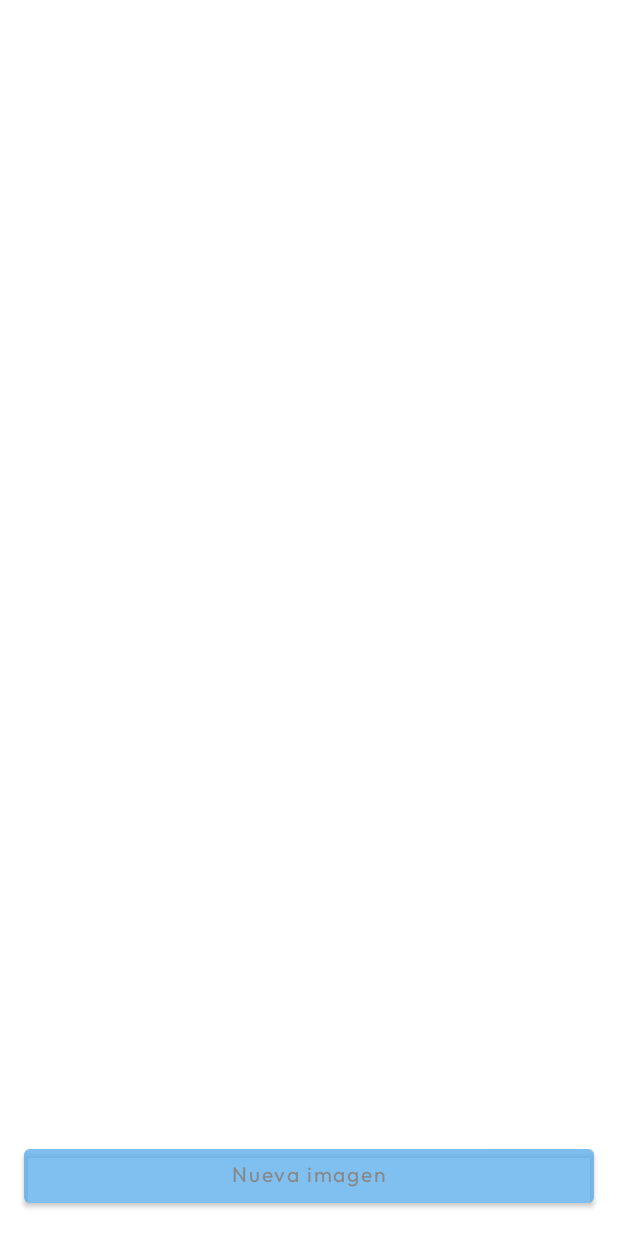
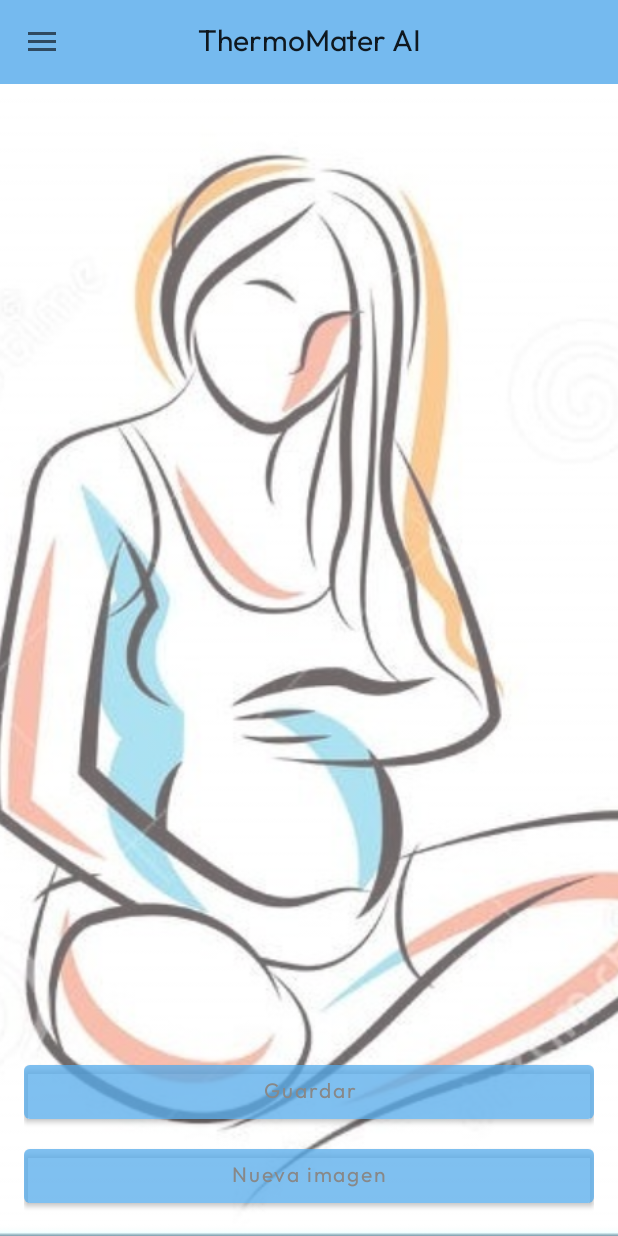
Before and after one commit to fcastanoe/App-Mamitas, an Android app: the PlotActivity screen opened directly, with no data from a screen before it, on a phone screen of 412 x 824 dp. Run offline under Robolectric (Android 15) with nearby library versions, the light colour scheme and no system bars; libraries missing offline, so code that uses them is left out: com.chaquo.python.

Commit message:
Improved Plot Activity display
The Toolbar and slider menu have been added to the temperature display activity. A background image and an additional save button have also been added, which redirects to FormularioActivity.kt.

```diff
--- a/app/src/main/java/com/GCPDS/mamitas/PlotActivity.kt
+++ b/app/src/main/java/com/GCPDS/mamitas/PlotActivity.kt
@@ -1,9 +1,10 @@
 package com.GCPDS.mamitas
 
 import android.content.Context
+import android.content.Intent
 import android.os.Bundle
+import android.view.MenuItem
 import android.widget.Button
-import androidx.activity.enableEdgeToEdge
 import androidx.appcompat.app.AppCompatActivity
 import com.bumptech.glide.Glide
 import com.chaquo.python.Python
@@ -12,41 +13,57 @@ import java.io.File
 import android.widget.ImageView
 import android.widget.LinearLayout
 import android.widget.TextView
+import androidx.appcompat.app.ActionBarDrawerToggle
+import androidx.core.view.WindowCompat
+import androidx.drawerlayout.widget.DrawerLayout
 import com.bumptech.glide.load.engine.DiskCacheStrategy
 import com.bumptech.glide.request.RequestOptions
+import com.google.android.material.appbar.MaterialToolbar
+import com.google.android.material.navigation.NavigationView
 import org.json.JSONObject
 import java.io.FileOutputStream
 
-class PlotActivity : AppCompatActivity() {
+class PlotActivity : AppCompatActivity(), NavigationView.OnNavigationItemSelectedListener {
+
+    private lateinit var toggle: ActionBarDrawerToggle
+
     override fun onCreate(savedInstanceState: Bundle?) {
         super.onCreate(savedInstanceState)
         setContentView(R.layout.activity_plot)
-        enableEdgeToEdge()
 
-        val ivSeg    = findViewById<ImageView>(R.id.imgSegOverlay)
+        // 1) Toolbar + Drawer
+        val toolbar = findViewById<MaterialToolbar>(R.id.toolbar)
+        setSupportActionBar(toolbar)
+        val drawer = findViewById<DrawerLayout>(R.id.drawer_layout)
+        val navView = findViewById<NavigationView>(R.id.nav_view)
+        toggle = ActionBarDrawerToggle(
+            this, drawer, toolbar,
+            R.string.navigation_drawer_open,
+            R.string.navigation_drawer_close
+        )
+        drawer.addDrawerListener(toggle)
+        toggle.syncState()
+        navView.setNavigationItemSelectedListener(this)
+
+        // 2) Carga de imagen y lista de temperaturas
         val ivDerm   = findViewById<ImageView>(R.id.imgDermContours)
         val tempsCont= findViewById<LinearLayout>(R.id.tempsContainer)
+        val btnSave  = findViewById<Button>(R.id.btnSave)
         val btnReset = findViewById<Button>(R.id.btnReset)
 
-        // Carga de imágenes y temperaturas (igual que antes)...
-        val segPath   = intent.getStringExtra("segOverlayPath") ?: return
-        val dermPath  = intent.getStringExtra("dermContourPath") ?: return
-        val jsonStr   = intent.getStringExtra("tempsJson")      ?: "{}"
-
+        // Opciones para Glide (sin cache)
         val noCacheOpts = RequestOptions()
             .skipMemoryCache(true)
             .diskCacheStrategy(DiskCacheStrategy.NONE)
 
+        intent.getStringExtra("dermContourPath")?.let { path ->
             Glide.with(this)
-            .load(File(segPath))
-            .apply(noCacheOpts)
-            .into(ivSeg)
-
-        Glide.with(this)
-            .load(File(dermPath))
+                .load(File(path))
                 .apply(noCacheOpts)
                 .into(ivDerm)
+        }
 
+        intent.getStringExtra("tempsJson")?.let { jsonStr ->
             JSONObject(jsonStr).keys().forEach { key ->
                 val value = JSONObject(jsonStr).getDouble(key)
                 val tv = TextView(this).apply {
@@ -56,10 +73,45 @@ class PlotActivity : AppCompatActivity() {
                 }
                 tempsCont.addView(tv)
             }
+        }
 
-        // Cuando el usuario quiera probar con otra imagen, cerrar esta Activity
+        // 3) Botón Guardar → FormularioActivity
+        btnSave.setOnClickListener {
+            startActivity(Intent(this, FormularioActivity::class.java))
+        }
+
+        // 4) Botón Nueva imagen (igual que antes)
         btnReset.setOnClickListener {
+            finish()  // cierra PlotActivity para seleccionar otra
+        }
+    }
+
+    override fun onOptionsItemSelected(item: MenuItem): Boolean {
+        if (toggle.onOptionsItemSelected(item)) return true
+        return super.onOptionsItemSelected(item)
+    }
+
+    override fun onNavigationItemSelected(item: MenuItem): Boolean {
+        when (item.itemId) {
+            R.id.nav_inicio       -> {
+                startActivity(Intent(this, MainActivity::class.java))
                 finish()
+            }
+            R.id.nav_formulario   -> startActivity(Intent(this, FormularioActivity::class.java))
+            R.id.nav_imagenes     -> { /* Ya estás aquí */ }
+            R.id.nav_resultados   -> startActivity(Intent(this, ResultadosActivity::class.java))
+            R.id.nav_basededatos  -> startActivity(Intent(this, BaseDeDatosActivity::class.java))
+        }
+        findViewById<DrawerLayout>(R.id.drawer_layout).closeDrawers()
+        return true
+    }
+
+    override fun onBackPressed() {
+        val drawer = findViewById<DrawerLayout>(R.id.drawer_layout)
+        if (drawer.isDrawerOpen(findViewById(R.id.nav_view))) {
+            drawer.closeDrawers()
+        } else {
+            super.onBackPressed()
         }
     }
 }
--- a/app/src/main/java/com/GCPDS/mamitas/ResultActivity.kt
+++ b/app/src/main/java/com/GCPDS/mamitas/ResultActivity.kt
@@ -8,6 +8,7 @@ import android.widget.EditText
 import android.widget.ImageView
 import androidx.appcompat.app.AppCompatActivity
 import com.bumptech.glide.Glide
+import kotlin.toString
 
 class ResultActivity : AppCompatActivity() {
 
--- a/app/src/main/res/layout/activity_plot.xml
+++ b/app/src/main/res/layout/activity_plot.xml
@@ -1,35 +1,65 @@
 <?xml version="1.0" encoding="utf-8"?>
+<androidx.drawerlayout.widget.DrawerLayout
+    xmlns:android="http://schemas.android.com/apk/res/android"
+    xmlns:app="http://schemas.android.com/apk/res-auto"
+    android:id="@+id/drawer_layout"
+    android:layout_width="match_parent"
+    android:layout_height="match_parent">
+
+    <!-- Contenido principal -->
     <LinearLayout
-    xmlns:android="http://schemas.android.com/apk/res/android"
         android:orientation="vertical"
         android:layout_width="match_parent"
         android:layout_height="match_parent">
 
-    <!-- 1) máscara sobre gris -->
+        <!-- 1) Toolbar -->
+        <com.google.android.material.appbar.MaterialToolbar
+            android:id="@+id/toolbar"
+            android:layout_width="match_parent"
+            android:layout_height="?attr/actionBarSize"
+            android:background="#CF56ABEC"
+            app:title="ThermoMater AI"
+            app:titleCentered="true"
+            app:navigationIcon="@drawable/ic_menu"
+            app:titleTextAppearance="@style/Toolbar.Title"
+            app:menu="@menu/toolbar_menu"/>
+
+        <!-- 2) Frame con fondo e interfaz -->
+        <FrameLayout
+            android:layout_width="match_parent"
+            android:layout_height="match_parent">
+
+            <!-- Imagen de fondo semitransparente -->
             <ImageView
-        android:id="@+id/imgSegOverlay"
+                android:id="@+id/bg_image"
                 android:layout_width="match_parent"
-        android:layout_height="0dp"
-        android:layout_weight="2"
-        android:scaleType="fitCenter"
-        android:contentDescription="Máscara sobre gris"/>
+                android:layout_height="match_parent"
+                android:src="@drawable/captura"
+                android:scaleType="centerCrop"
+                android:alpha="0.6"/>
 
-    <!-- 2) contornos dermatomas -->
+            <!-- Contenido interno -->
+            <LinearLayout
+                android:orientation="vertical"
+                android:layout_width="match_parent"
+                android:layout_height="match_parent"
+                android:padding="16dp">
+
+                <!-- 1) Sólo contornos de dermatomas -->
                 <ImageView
                     android:id="@+id/imgDermContours"
                     android:layout_width="match_parent"
                     android:layout_height="0dp"
-        android:layout_weight="2"
+                    android:layout_weight="3"
                     android:scaleType="fitCenter"
                     android:contentDescription="Contornos de dermatomas"/>
 
-    <!-- 3) lista desplazable de temperaturas -->
+                <!-- 2) Lista desplazable de temperaturas -->
                 <ScrollView
                     android:layout_width="match_parent"
                     android:layout_height="0dp"
-        android:layout_weight="1"
+                    android:layout_weight="2"
                     android:padding="8dp">
-
                     <LinearLayout
                         android:id="@+id/tempsContainer"
                         android:orientation="vertical"
@@ -37,11 +67,35 @@
                         android:layout_height="wrap_content"/>
                 </ScrollView>
 
-    <!-- 4) Botón para resetear y escoger otra -->
+                <!-- 3) Botón Guardar -->
+                <Button
+                    android:id="@+id/btnSave"
+                    android:layout_width="match_parent"
+                    android:layout_height="wrap_content"
+                    android:text="Guardar"
+                    android:layout_marginTop="8dp"/>
+
+                <!-- 4) Botón Nueva imagen -->
                 <Button
                     android:id="@+id/btnReset"
                     android:layout_width="match_parent"
                     android:layout_height="wrap_content"
                     android:text="Nueva imagen"
-        android:layout_margin="16dp"/>
+                    android:layout_marginTop="8dp"/>
+
             </LinearLayout>
+        </FrameLayout>
+    </LinearLayout>
+
+    <!-- Navigation Drawer -->
+    <com.google.android.material.navigation.NavigationView
+        android:id="@+id/nav_view"
+        android:layout_width="300dp"
+        android:layout_height="match_parent"
+        android:layout_gravity="start"
+        android:background="#CF56ABEC"
+        app:itemTextAppearance="@style/DrawerItemStyle"
+        app:itemIconTint="@android:color/white"
+        app:itemTextColor="@android:color/white"
+        app:menu="@menu/drawer_menu"/>
+</androidx.drawerlayout.widget.DrawerLayout>
--- a/app/src/main/res/values/strings.xml
+++ b/app/src/main/res/values/strings.xml
@@ -2,4 +2,5 @@
     <string name="app_name">Mamitas</string>
     <string name="navigation_drawer_open">Abrir menú de navegación</string>
     <string name="navigation_drawer_close">Cerrar menú de navegación</string>
+    <string name="desc_scroll_plots">Carrusel de resultados de dermatomas</string>
 </resources>
```
Also changed, not shown: app/src/main/java/com/GCPDS/mamitas/MamitasAppActivity.kt (+6 -7 lines), 1 other file. Lines whose indentation alone changed are shown as unchanged.
